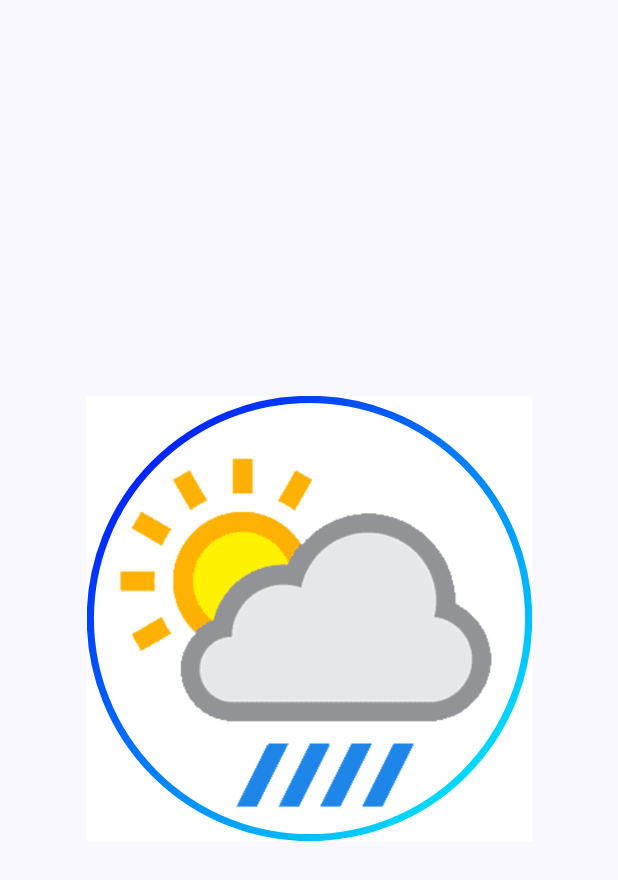
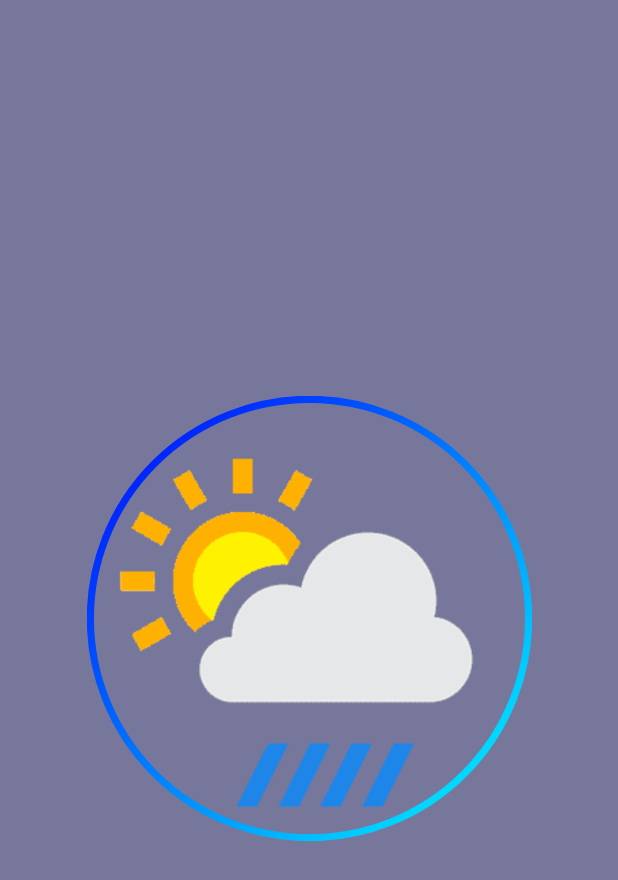
Before and after one commit to SergiuDornea/WeatherAppJetpackC, an Android app built with Jetpack Compose: the @Preview function GreetingPreview, on a phone screen of 412 x 824 dp. Shown: the top 880 px of the screen. Run offline under Robolectric (Android 15) with nearby library versions, the phone set to English and light mode, and no system bars; our stand-ins replace Dagger/Hilt's generated code.

Commit message:
3.1 Top Nav 🌟

```diff
--- a/app/src/main/java/com/example/weatherapp/screens/splash/WeatherSplashScreen.kt
+++ b/app/src/main/java/com/example/weatherapp/screens/splash/WeatherSplashScreen.kt
@@ -3,9 +3,14 @@ package com.example.weatherapp.screens.splash
 import android.view.animation.OvershootInterpolator
 import androidx.compose.animation.core.tween
 import androidx.compose.foundation.Image
+import androidx.compose.foundation.background
 import androidx.compose.foundation.border
 import androidx.compose.foundation.layout.Arrangement
+import androidx.compose.foundation.layout.Box
 import androidx.compose.foundation.layout.Column
+import androidx.compose.foundation.layout.fillMaxHeight
+import androidx.compose.foundation.layout.fillMaxSize
+import androidx.compose.foundation.layout.fillMaxWidth
 import androidx.compose.foundation.layout.padding
 import androidx.compose.foundation.layout.size
 import androidx.compose.foundation.shape.CircleShape
@@ -19,6 +24,8 @@ import androidx.compose.ui.Modifier
 import androidx.compose.ui.draw.scale
 import androidx.compose.ui.graphics.Brush
 import androidx.compose.ui.graphics.Color
+import androidx.compose.ui.graphics.Shape
+import androidx.compose.ui.res.colorResource
 import androidx.compose.ui.res.painterResource
 import androidx.compose.ui.text.font.FontWeight
 import androidx.compose.ui.tooling.preview.Preview
@@ -32,49 +39,57 @@ import kotlinx.coroutines.delay
 
 @Preview(showBackground = true)
 @Composable
-fun WeatherSplashScreen(navController: NavController = rememberNavController()){
+fun WeatherSplashScreen(navController: NavController = rememberNavController()) {
 // to control the state of our animation
     val scale = remember {
         androidx.compose.animation.core.Animatable(0f)
     }
 
-    LaunchedEffect(key1 = true, block ={
+    LaunchedEffect(key1 = true, block = {
         scale.animateTo(
             targetValue = 0.9f,
             animationSpec = tween(
                 durationMillis = 800,
                 easing = {
                     OvershootInterpolator(8f).getInterpolation(it)
-            }))
+                })
+        )
         delay(2000L)
         navController.navigate(route = WeatherScreens.MainScreen.name)
 
-    } )
-
+    })
+    Box(
+        contentAlignment = Alignment.Center,
+        modifier = Modifier
+        .fillMaxSize()
+        .background(colorResource(id = R.color.light_purple))
+        ){
         Surface(
             modifier = Modifier
                 .padding(15.dp)
                 .size(330.dp)
                 .scale(scale.value),
-        color = Color.White
+            color = colorResource(id = R.color.light_purple)
         ) {
             Column(
                 modifier = Modifier.border(
                     5.dp,
-                brush = Brush.linearGradient(listOf( Color.Blue, Color.Cyan)),
+                    brush = Brush.linearGradient(listOf(Color.Blue, Color.Cyan)),
                     shape = CircleShape
                 ),
                 horizontalAlignment = Alignment.CenterHorizontally,
                 verticalArrangement = Arrangement.Center
-        ){
-            Image(painter = painterResource(
-                id =  R.drawable.splash_weather),
+            ) {
+                Image(
+                    painter = painterResource(
+                        id = R.drawable.splash_weather
+                    ),
                     contentDescription = "Sun icon",
 
                     )
                 Text(
                     text = "How's the weather?",
-                color = Color.Cyan,
+                    color = colorResource(id = R.color.egg),
                     fontSize = 24.sp,
                     fontWeight = FontWeight.Bold,
 
@@ -84,4 +99,7 @@ fun WeatherSplashScreen(navController: NavController = rememberNavController()){
 
 
         }
+
     }
+
+}
--- a/app/src/main/java/com/example/weatherapp/utils/Constants.kt
+++ b/app/src/main/java/com/example/weatherapp/utils/Constants.kt
@@ -1,8 +1,10 @@
 package com.example.weatherapp.utils
+
 
 object Constants {
     //https://api.openweathermap.org/data/2.5/weather?q=budapest&appid=091592242ee53d481c498231905b90ca
     const val BASE_URL = "https://api.openweathermap.org/"
     const val API_KEY = "091592242ee53d481c498231905b90ca"
 
+
 }
--- a/app/src/main/res/values/colors.xml
+++ b/app/src/main/res/values/colors.xml
@@ -7,4 +7,9 @@
     <color name="teal_700">#FF018786</color>
     <color name="black">#FF000000</color>
     <color name="white">#FFFFFFFF</color>
+    <color name="egg">#f0edeb</color>
+    <color name="pistacio">#768385</color>
+    <color name="baby_blue">#718dbd</color>
+    <color name="light_purple">#77779c</color>
+    <color name="dark_purple">#26243b</color>
 </resources>
```
Also changed, not shown: app/src/main/java/com/example/weatherapp/screens/main/WeatherMainScreen.kt (+28 -2 lines), app/src/main/java/com/example/weatherapp/widgets/WeatherAppBar.kt (+43 -9 lines), app/src/main/res/drawable/splash_weather.png. Lines whose indentation alone changed are shown as unchanged.
